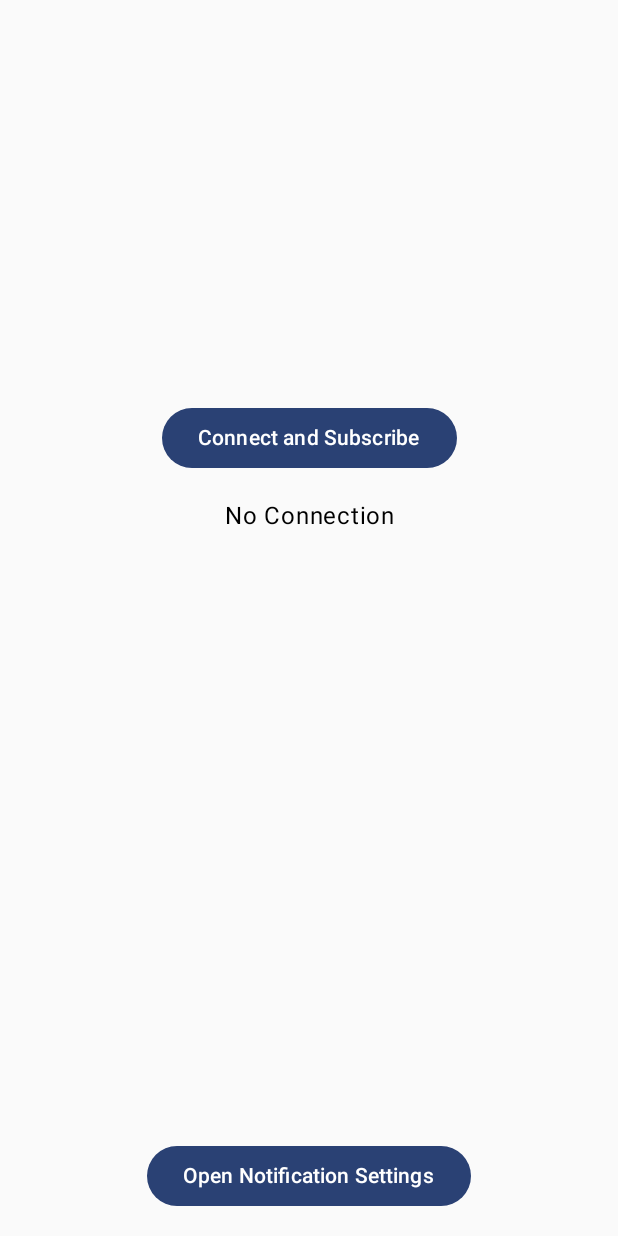
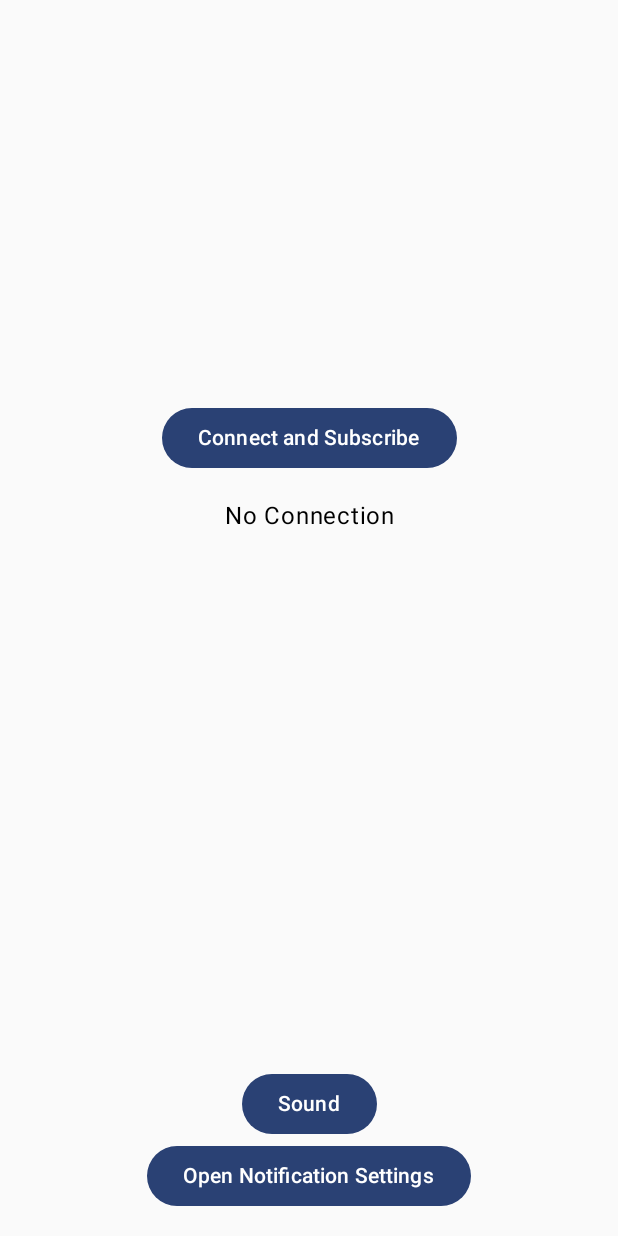
Before and after one commit to Mikokii/Wi-Fi-Alarm-System, an Android app built with Jetpack Compose: the screen it shows after launch (MainActivity), on a phone screen of 412 x 824 dp. Run offline under Robolectric (Android 15) with nearby library versions, the phone set to English and light mode, and no system bars; libraries missing offline, so code that uses them is left out: com.hivemq.client.

Commit message:
Added publishing messages in Android

```diff
--- a/WiFi_Alarm_System_App/app/src/main/java/com/example/wifi_alarm_system/MainActivity.kt
+++ b/WiFi_Alarm_System_App/app/src/main/java/com/example/wifi_alarm_system/MainActivity.kt
@@ -153,6 +153,20 @@ class MainActivity : ComponentActivity() {
                         }
                     }
                 }
+                Box(
+                    modifier = Modifier
+                        .fillMaxSize()
+                        .padding(bottom = 64.dp), // Adjust the bottom padding as needed
+                    contentAlignment = Alignment.BottomCenter // Align content at the bottom and center horizontally
+                ) {
+                    Column(horizontalAlignment = Alignment.CenterHorizontally) {
+                        Button(onClick = {
+                            val publishResult = connectionMaker.publishMessage("sound", "1")
+                        }) {
+                            Text(text = "Sound")
+                        }
+                    }
+                }
             }
         }
     }
```
Also changed, not shown: WiFi_Alarm_System_App/app/src/main/java/com/example/wifi_alarm_system/ConnectionMaker.kt (+17 -0 lines).
